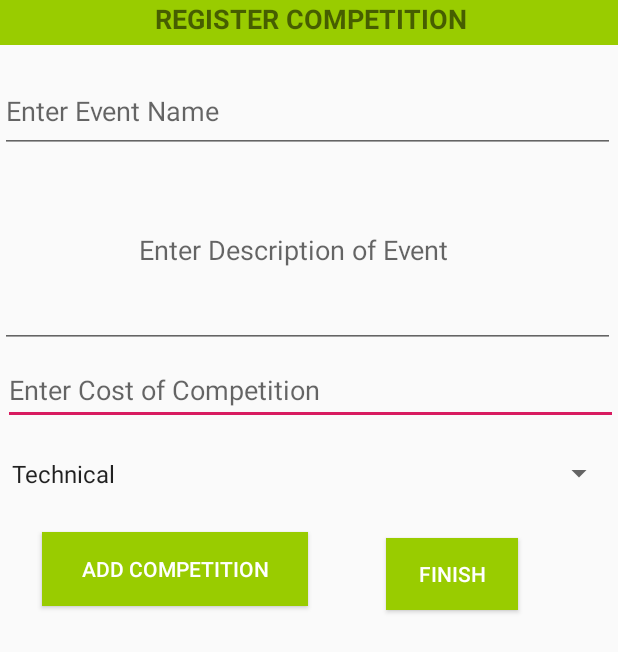
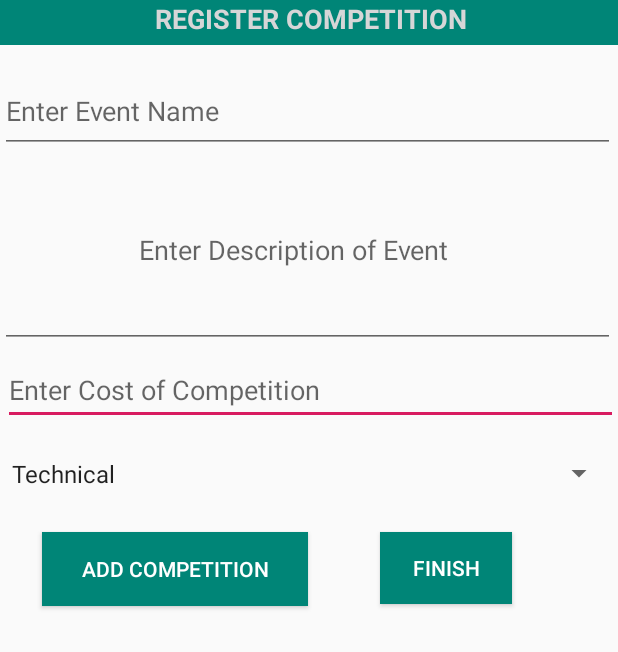
Before and after one commit to CyberWick/EventaTake1, an Android app: the Competition screen opened directly, with no data from a screen before it, on a phone screen of 412 x 824 dp. Shown: the top 652 px of the screen. Run offline under Robolectric (Android 15) with nearby library versions, the phone set to English and light mode, and no system bars; our stand-ins replace Firebase (no records; nobody signed in at launch, a user with empty details on screens opened directly); 1 statement that could not run was skipped.

Commit message:
Project DONE boizzzz

```diff
--- a/app/src/main/java/com/eventa1/eventatake1/EventDesc.java
+++ b/app/src/main/java/com/eventa1/eventatake1/EventDesc.java
@@ -82,7 +82,7 @@ public class EventDesc extends AppCompatActivity implements IfFirebaseLoad_comp
 //                    Log.d("flashchat", dataSnapshot.getKey());
                     Bundle bundle = getIntent().getExtras();
                     String eveName = bundle.getString("eventName");
-                    Log.d("flashchat","LOOKING FOR : " + eveName);
+                    Log.d("flashchated","LOOKING FOR : " + eveName);
                 if (dataSnapshot.hasChild(eveName)) {
                     register_event = dataSnapshot.child(eveName).getValue(Register.class);
 //                    Log.d("flashchat","Read EVENT NAME : " + register_event.getEve());
@@ -106,10 +106,10 @@ public class EventDesc extends AppCompatActivity implements IfFirebaseLoad_comp
                         public void onDataChange(@NonNull DataSnapshot dataSnapshot) {
                             Bundle bundle = getIntent().getExtras();
                             String eveName = bundle.getString("eventName");
-                            Log.d("flashchat","LOOKING FOR IN UNCONFIRMED: " + eveName);
+                            Log.d("flashchated","LOOKING FOR IN UNCONFIRMED: " + eveName);
                             register_event = dataSnapshot.child(eveName).getValue(Register.class);
 //                    Log.d("flashchat","Read EVENT NAME : " + register_event.getEve());
-                            Log.d("flashchat","EVENT : " + register_event.getEve());
+                            Log.d("flashchated","EVENT : " + register_event.getEve());
                             Picasso.with(EventDesc.this).load(register_event.getImage_url()).into(imageView);
                             textDesc.setText(register_event.getDes());
                             textLoc.setText(register_event.getCol());
--- a/app/src/main/res/layout/activity_competition.xml
+++ b/app/src/main/res/layout/activity_competition.xml
@@ -12,7 +12,7 @@
         android:layout_height="49dp"
         android:layout_marginStart="28dp"
         android:layout_marginTop="20dp"
-        android:background="@android:color/holo_green_light"
+        android:background="@color/colorPrimary"
         android:text="Add Competition"
         android:textColor="@color/common_google_signin_btn_text_dark_pressed"
         app:layout_constraintStart_toStartOf="parent"
@@ -22,9 +22,9 @@
         android:id="@+id/finish"
         android:layout_width="wrap_content"
         android:layout_height="wrap_content"
-        android:layout_marginStart="52dp"
-        android:layout_marginTop="24dp"
-        android:background="@android:color/holo_green_light"
+        android:layout_marginStart="48dp"
+        android:layout_marginTop="20dp"
+        android:background="@color/colorPrimary"
         android:text="Finish"
         android:textColor="@color/common_google_signin_btn_text_dark_pressed"
         app:layout_constraintStart_toEndOf="@+id/another"
@@ -76,9 +76,10 @@
         android:layout_width="413dp"
         android:layout_height="30dp"
 
-        android:background="@android:color/holo_green_light"
+        android:background="@color/colorPrimary"
         android:text="REGISTER COMPETITION"
         android:textAlignment="center"
+        android:textColor="@color/white"
         android:textSize="18sp"
         android:textStyle="bold"
         app:layout_constraintEnd_toEndOf="parent"
--- a/app/src/main/res/layout/activity_event_desc.xml
+++ b/app/src/main/res/layout/activity_event_desc.xml
@@ -22,7 +22,7 @@
         android:id="@+id/event_name"
         android:layout_width="match_parent"
         android:layout_height="wrap_content"
-        android:background="@android:color/holo_green_light"
+        android:background="?android:attr/colorPrimary"
         android:text="TextView"
         android:textAppearance="@style/TextAppearance.AppCompat.Large"
         android:textColor="@color/common_google_signin_btn_text_dark_default"
@@ -41,6 +41,7 @@
         android:text="TextView"
         android:textAppearance="@style/TextAppearance.AppCompat.Display2"
         android:textSize="15dp"
+        android:textStyle="bold"
         app:layout_constraintBottom_toBottomOf="parent"
         app:layout_constraintEnd_toEndOf="parent"
         app:layout_constraintHorizontal_bias="0.0"
@@ -76,7 +77,7 @@
         android:id="@+id/event_list"
         android:layout_width="match_parent"
         android:layout_height="match_parent"
-        android:layout_marginTop="388dp"
+        android:layout_marginTop="408dp"
         app:layout_constraintEnd_toEndOf="parent"
         app:layout_constraintHorizontal_bias="0.0"
         app:layout_constraintStart_toStartOf="parent"
--- a/app/src/main/res/layout/activity_reg_event.xml
+++ b/app/src/main/res/layout/activity_reg_event.xml
@@ -13,7 +13,7 @@
         android:layout_marginStart="162dp"
         android:layout_marginTop="88dp"
         android:layout_marginEnd="162dp"
-        android:background="@android:color/holo_green_light"
+        android:background="@color/colorPrimary"
         android:text="ADD EVENTS"
         android:textColor="@color/common_google_signin_btn_text_dark_default"
         app:layout_constraintEnd_toEndOf="parent"
@@ -191,9 +191,10 @@
         android:id="@+id/textView2"
         android:layout_width="413dp"
         android:layout_height="30dp"
-        android:background="@android:color/holo_green_light"
+        android:background="@color/colorPrimary"
         android:text="             REGISTER AN EVENT"
         android:textAlignment="center"
+        android:textColor="@color/white"
         android:textSize="18sp"
         android:textStyle="bold"
         app:layout_constraintEnd_toEndOf="parent"
--- a/app/src/main/res/layout/activity_welcome_home.xml
+++ b/app/src/main/res/layout/activity_welcome_home.xml
@@ -10,7 +10,7 @@
         android:id="@+id/r1"
         android:layout_width="410dp"
         android:layout_height="169dp"
-        app:layout_constraintBottom_toBottomOf="parent"
+        app:layout_constraintBottom_toTopOf="@+id/botbar"
         app:layout_constraintEnd_toEndOf="parent"
         app:layout_constraintStart_toStartOf="parent"
         app:layout_constraintTop_toBottomOf="@+id/viewPager1"
@@ -63,7 +63,7 @@
     <androidx.viewpager.widget.ViewPager
         android:id="@+id/viewPager1"
         android:layout_width="410dp"
-        android:layout_height="154dp"
+        android:layout_height="184dp"
         android:layout_marginTop="12dp"
         app:layout_constraintEnd_toEndOf="parent"
         app:layout_constraintHorizontal_bias="0.0"
--- a/app/src/main/res/layout/activity_your_events.xml
+++ b/app/src/main/res/layout/activity_your_events.xml
@@ -22,7 +22,8 @@
             android:id="@+id/pasteve"
             android:layout_width="wrap_content"
             android:layout_height="wrap_content"
-            android:text="Past Events" />
+            android:text="Booked Events"
+            android:tint="@color/colorPrimary" />
 
         <com.google.android.material.tabs.TabItem
             android:id="@+id/faveve"
--- a/app/src/main/res/layout/expandable_event_head.xml
+++ b/app/src/main/res/layout/expandable_event_head.xml
@@ -9,6 +9,8 @@
         android:id="@+id/comp_head"
         android:layout_width="match_parent"
         android:layout_height="wrap_content"
+        android:background="@color/white"
+        android:textColor="@color/colorPrimary"
         android:textSize="20dp"
         app:layout_constraintBottom_toBottomOf="parent"
         app:layout_constraintEnd_toEndOf="parent"
--- a/app/src/main/res/values/strings.xml
+++ b/app/src/main/res/values/strings.xml
@@ -1,5 +1,5 @@
 <resources>
-    <string name="app_name">EventaTake1</string>
+    <string name="app_name">Eventa</string>
     <string name="error_invalid_email">This email address is invalid</string>
     <string name="error_invalid_password">Password too short or does not match</string>
     <string name="error_incorrect_password">This password is incorrect</string>
```
Also changed, not shown: app/src/main/java/com/eventa1/eventatake1/Search.java (+0 -41 lines), app/src/main/res/layout/activity_search.xml (+8 -5 lines).
